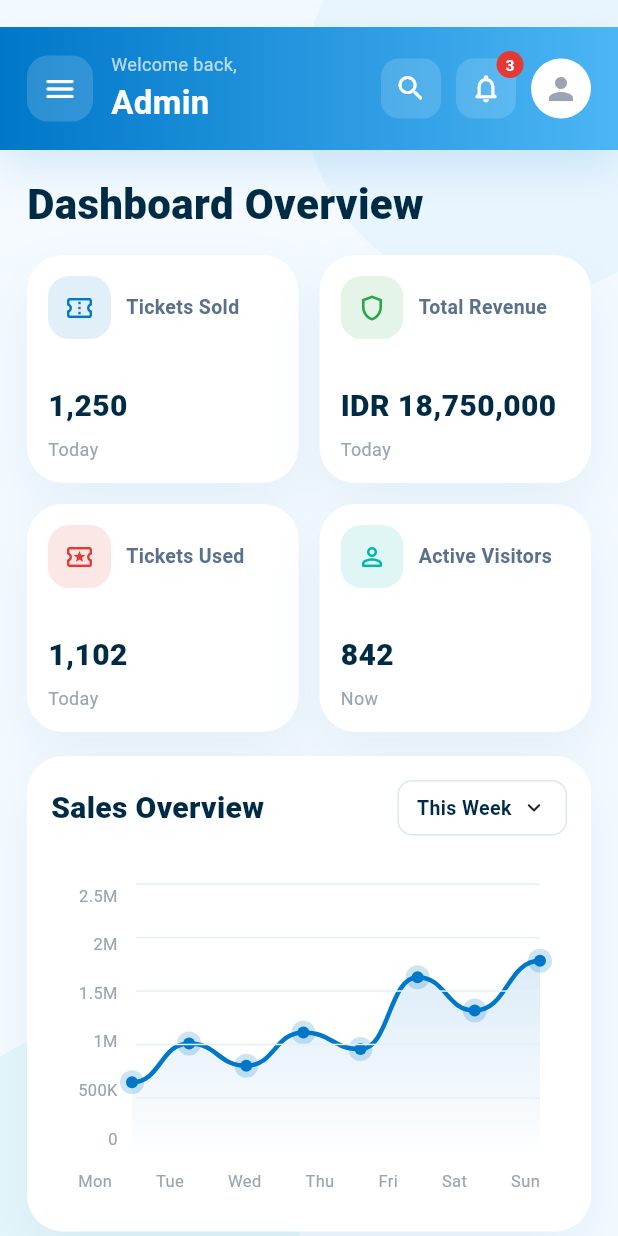
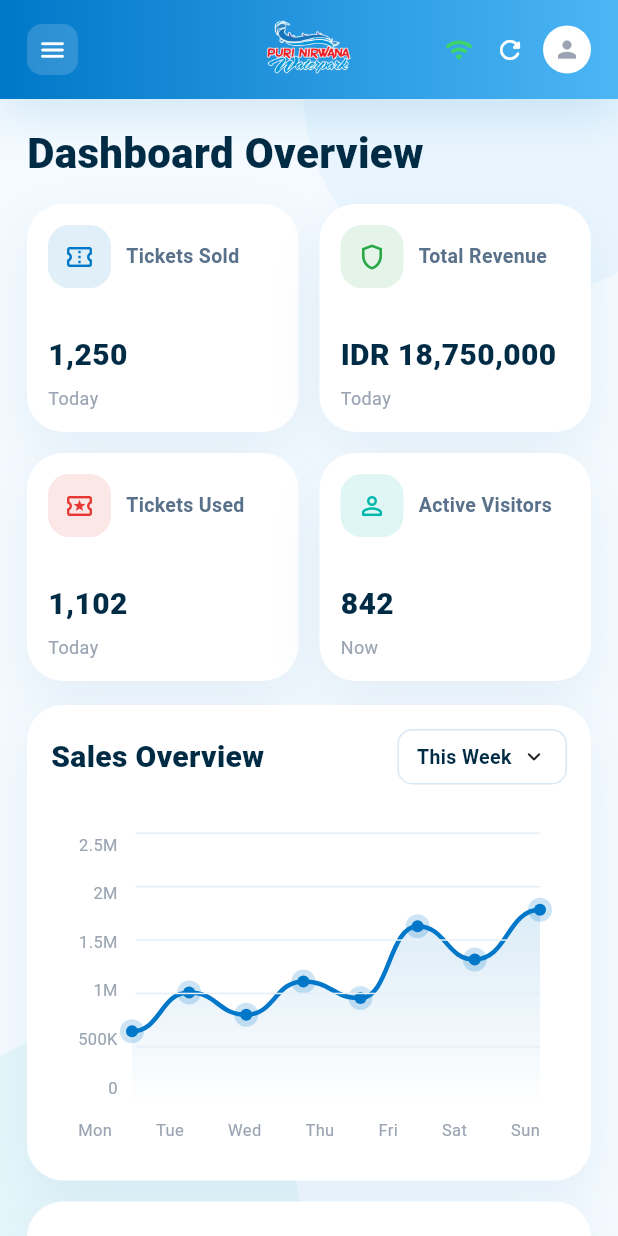
Before and after one commit to WilsonNKG/Waterpark, a Flutter app: the screen it shows after launch, on a phone screen of 412 x 824 dp. Run offline on Flutter 3.47's test engine with Material 3 defaults, Android fonts, the light colour scheme and no system bars.

Commit message:
enchance the app bar to make more nice to see

```diff
--- a/lib/dashboard/waterpark_dashboard.dart
+++ b/lib/dashboard/waterpark_dashboard.dart
@@ -4,6 +4,8 @@ import 'package:waterpark/core/waterpark_brand.dart';
 import 'package:waterpark/dashboard/pages/dashboard_overview_page.dart';
 import 'package:waterpark/dashboard/pages/ticketing_overview_page.dart';
 import 'package:waterpark/dashboard/widgets/dashboard_common.dart';
+
+const kWaterparkLogoAsset = 'logo waterpark.png';
 
 class WaterparkDashboard extends StatefulWidget {
   const WaterparkDashboard({super.key});
@@ -27,8 +29,7 @@ class _WaterparkDashboardState extends State<WaterparkDashboard> {
           Navigator.of(context).maybePop();
         },
       ),
-      body: SafeArea(
-        child: Stack(
+      body: Stack(
         children: [
           const Positioned(
             top: -80,
@@ -44,7 +45,6 @@ class _WaterparkDashboardState extends State<WaterparkDashboard> {
             child: DashboardMainPanel(selected: _selectedSection),
           ),
         ],
-        ),
       ),
     );
   }
@@ -256,7 +256,6 @@ class DashboardMainPanel extends StatelessWidget {
     return Column(
       crossAxisAlignment: CrossAxisAlignment.start,
       children: [
-        const SizedBox(height: 18),
         const DashboardTopBar(),
         Padding(
           padding: const EdgeInsets.fromLTRB(18, 16, 18, 20),
@@ -278,7 +277,7 @@ class DashboardTopBar extends StatelessWidget {
   Widget build(BuildContext context) {
     return Container(
       width: double.infinity,
-      padding: const EdgeInsets.symmetric(horizontal: 18, vertical: 16),
+      padding: const EdgeInsets.fromLTRB(18, 4, 18, 4),
       decoration: BoxDecoration(
         gradient: WaterparkBrand.oceanGradient,
         boxShadow: const [
@@ -289,7 +288,10 @@ class DashboardTopBar extends StatelessWidget {
           ),
         ],
       ),
-      child: Row(
+      child: Stack(
+        alignment: Alignment.center,
+        children: [
+          Row(
             children: [
               Builder(
                 builder: (context) {
@@ -299,51 +301,43 @@ class DashboardTopBar extends StatelessWidget {
                     child: GestureDetector(
                       onTap: () => Scaffold.of(context).openDrawer(),
                       child: Container(
-                    width: 44,
-                    height: 44,
+                        width: 34,
+                        height: 34,
                         decoration: BoxDecoration(
                           color: Colors.white.withValues(alpha: 0.16),
-                      borderRadius: BorderRadius.circular(14),
+                          borderRadius: BorderRadius.circular(10),
                         ),
                         child: const Icon(
                           Icons.menu_rounded,
                           color: Colors.white,
-                      size: 24,
+                          size: 20,
                         ),
                       ),
                     ),
                   );
                 },
               ),
+              const Spacer(),
+              const ConnectivityStatusIndicator(
+                status: ConnectivityState.good,
+                tooltip: 'Connected',
+              ),
               const SizedBox(width: 12),
-          const Expanded(
-            child: Column(
-              crossAxisAlignment: CrossAxisAlignment.start,
-              children: [
-                Text(
-                  'Welcome back,',
-                  style: TextStyle(color: Colors.white70, fontSize: 12),
-                ),
-                SizedBox(height: 2),
-                Text(
-                  'Admin',
-                  style: TextStyle(
-                    color: Colors.white,
-                    fontSize: 22,
-                    fontWeight: FontWeight.w700,
-                  ),
+              const TopBarIcon(Icons.refresh_rounded, tooltip: 'Refresh'),
+              const SizedBox(width: 10),
+              const CircleAvatar(
+                radius: 16,
+                backgroundColor: Colors.white,
+                child: Icon(Icons.person, color: WaterparkBrand.gray, size: 18),
               ),
             ],
           ),
+          IgnorePointer(
+            child: Image.asset(
+              kWaterparkLogoAsset,
+              height: 58,
+              fit: BoxFit.contain,
             ),
-          const TopBarIcon(Icons.search_rounded),
-          const SizedBox(width: 10),
-          const TopBarIcon(Icons.notifications_none_rounded, badge: '3'),
-          const SizedBox(width: 10),
-          const CircleAvatar(
-            radius: 20,
-            backgroundColor: Colors.white,
-            child: Icon(Icons.person, color: WaterparkBrand.gray),
           ),
         ],
       ),
@@ -352,48 +346,47 @@ class DashboardTopBar extends StatelessWidget {
 }
 
 class TopBarIcon extends StatelessWidget {
-  const TopBarIcon(this.icon, {this.badge, super.key});
+  const TopBarIcon(this.icon, {required this.tooltip, super.key});
 
   final IconData icon;
-  final String? badge;
+  final String tooltip;
 
   @override
   Widget build(BuildContext context) {
-    return Stack(
-      clipBehavior: Clip.none,
-      children: [
-        Container(
-          width: 40,
-          height: 40,
-          decoration: BoxDecoration(
-            color: Colors.white.withValues(alpha: 0.15),
-            borderRadius: BorderRadius.circular(12),
+    return Tooltip(
+      message: tooltip,
+      child: SizedBox(
+        width: 24,
+        height: 24,
+        child: Icon(icon, color: Colors.white, size: 20),
       ),
-          child: Icon(icon, color: Colors.white, size: 22),
-        ),
-        if (badge != null)
-          Positioned(
-            top: -5,
-            right: -5,
-            child: Container(
-              width: 18,
-              height: 18,
-              decoration: const BoxDecoration(
-                color: WaterparkBrand.accentRed,
-                shape: BoxShape.circle,
-              ),
-              alignment: Alignment.center,
-              child: Text(
-                badge!,
-                style: const TextStyle(
-                  color: Colors.white,
-                  fontSize: 10,
-                  fontWeight: FontWeight.w700,
-                ),
-              ),
-            ),
-          ),
-      ],
+    );
+  }
+}
+
+enum ConnectivityState { good, warning, poor }
+
+class ConnectivityStatusIndicator extends StatelessWidget {
+  const ConnectivityStatusIndicator({
+    required this.status,
+    required this.tooltip,
+    super.key,
+  });
+
+  final ConnectivityState status;
+  final String tooltip;
+
+  @override
+  Widget build(BuildContext context) {
+    final color = switch (status) {
+      ConnectivityState.good => const Color(0xFF3CD56C),
+      ConnectivityState.warning => const Color(0xFFFFC247),
+      ConnectivityState.poor => const Color(0xFFFF5D59),
+    };
+
+    return Tooltip(
+      message: tooltip,
+      child: Icon(Icons.wifi_rounded, color: color, size: 20),
     );
   }
 }
```
Also changed, not shown: pubspec.lock, 1 other file. Lines whose indentation alone changed are shown as unchanged.
